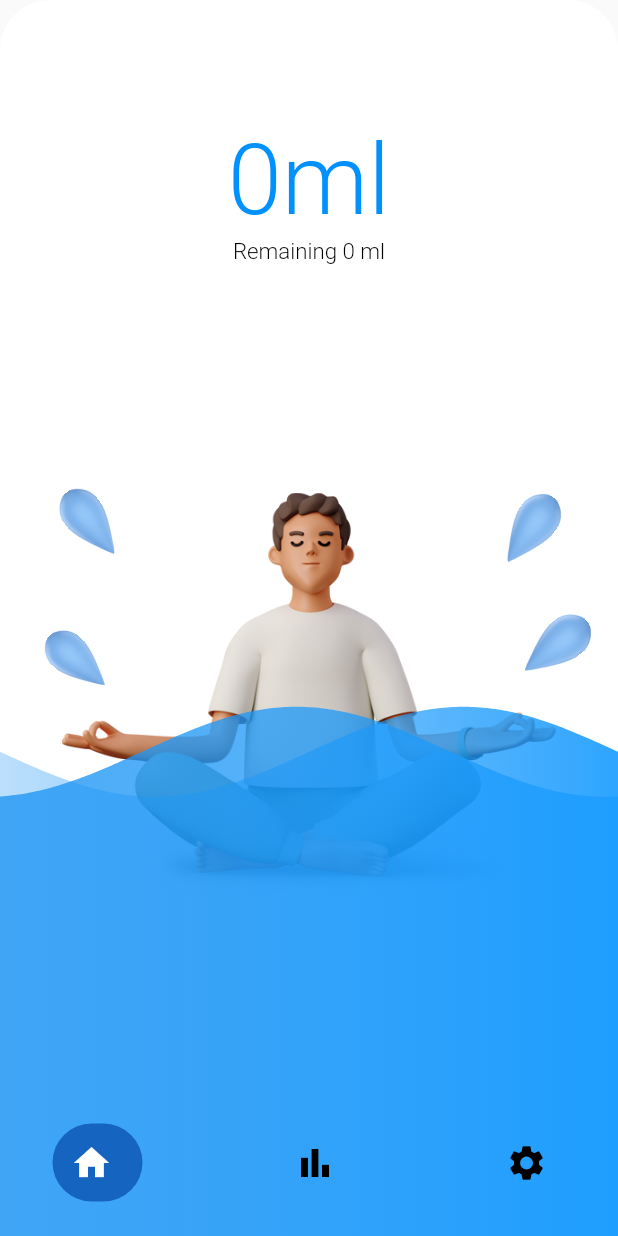
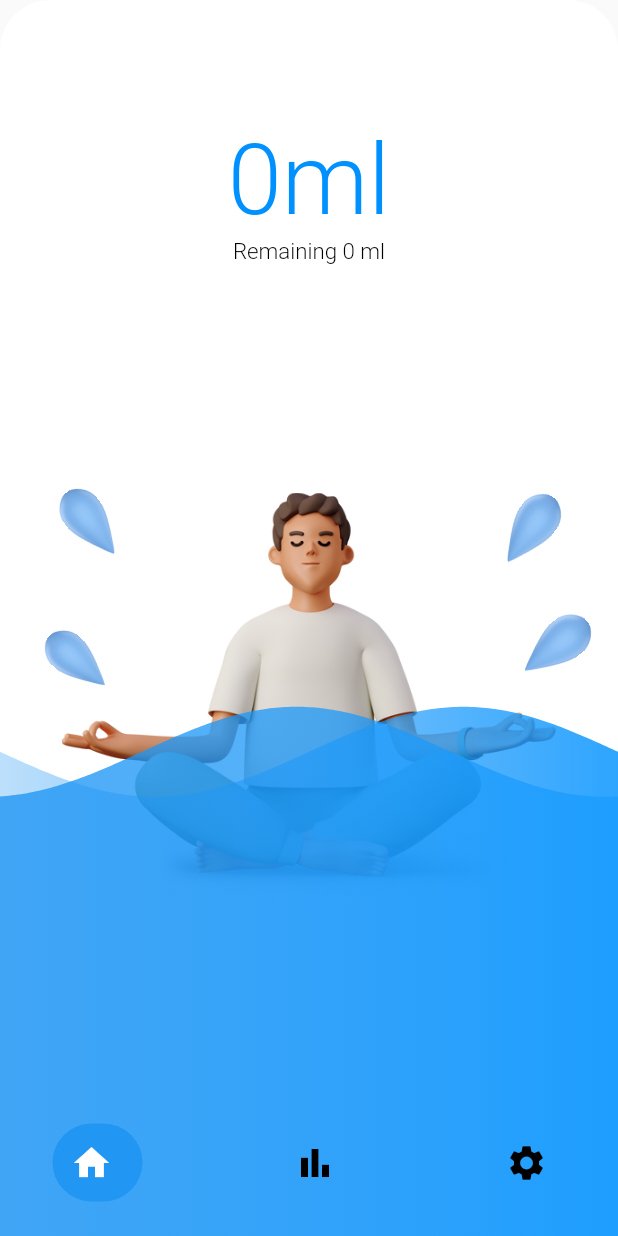
Before and after one commit to Varad-01/DrinkUp1, a Flutter app: the screen it shows once a user with an empty profile is signed in, on a phone screen of 412 x 824 dp. Run offline on Flutter 3.47's test engine with Material 2 defaults, Android fonts, the phone set to English and light mode, and no system bars; drawn by our look-alikes of google_nav_bar, wave; our stand-ins replace animated_toggle_switch, cloud_firestore, dropdown_button2, firebase_auth, firebase_core, flutter_local_notifications and 4 more; missing offline and left inert: notification_permissions; accounts and stored records are empty; Roboto replaces fonts that are missing (MuseoModerno).

Commit message:
Final at last

```diff
--- a/lib/page-1/main2.dart
+++ b/lib/page-1/main2.dart
@@ -37,7 +37,7 @@ class _main2State extends State<main2> {
             iconSize: 28,
             padding: EdgeInsets.all(12.0),
             duration: Duration(milliseconds: 800),
-            tabBackgroundColor: Colors.blue.shade800,
+            tabBackgroundColor: Colors.blue.shade500,
             backgroundColor: Colors.transparent,
             selectedIndex: _currentIndex,
             onTabChange: (index) {
```
